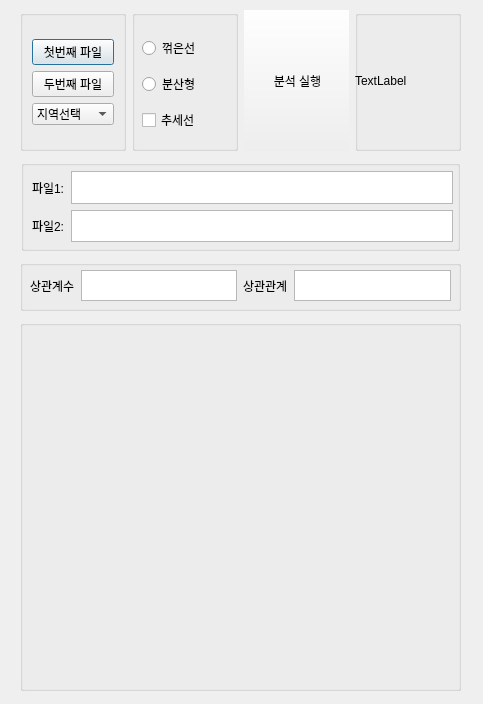
Above: FireUI.ui from woong020/Fire before the change. Below: the same form after it.
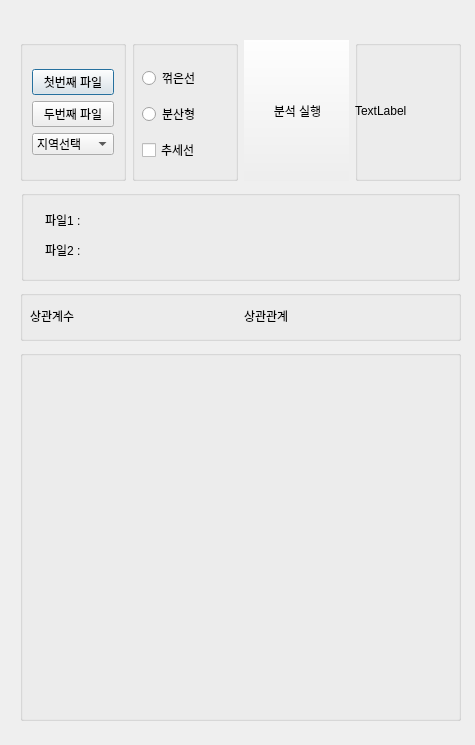
That is the form after the change.

```diff
--- a/FireUI.ui
+++ b/FireUI.ui
@@ -6,8 +6,8 @@
    <rect>
     <x>0</x>
     <y>0</y>
-    <width>483</width>
-    <height>704</height>
+    <width>475</width>
+    <height>745</height>
    </rect>
   </property>
   <property name="minimumSize">
@@ -23,7 +23,7 @@
    <property name="geometry">
     <rect>
      <x>21</x>
-     <y>160</y>
+     <y>190</y>
      <width>439</width>
      <height>91</height>
     </rect>
@@ -31,52 +31,64 @@
    <property name="title">
     <string/>
    </property>
-   <widget class="QWidget" name="">
+   <widget class="QLabel" name="labelgetFILE2">
     <property name="geometry">
      <rect>
-      <x>11</x>
-      <y>11</y>
-      <width>421</width>
-      <height>71</height>
+      <x>70</x>
+      <y>50</y>
+      <width>341</width>
+      <height>16</height>
      </rect>
     </property>
-    <layout class="QVBoxLayout" name="verticalLayout_4">
-     <item>
-      <layout class="QHBoxLayout" name="horizontalLayout_4">
-       <item>
-        <widget class="QLabel" name="label_FILE1">
-         <property name="text">
-          <string>파일1:</string>
-         </property>
-        </widget>
-       </item>
-       <item>
-        <widget class="QTableWidget" name="tableWidget"/>
-       </item>
-      </layout>
-     </item>
-     <item>
-      <layout class="QHBoxLayout" name="horizontalLayout_2">
-       <item>
-        <widget class="QLabel" name="label_FILE2">
-         <property name="text">
-          <string>파일2:</string>
-         </property>
-        </widget>
-       </item>
-       <item>
-        <widget class="QTableWidget" name="tableWidget_2"/>
-       </item>
-      </layout>
-     </item>
-    </layout>
+    <property name="text">
+     <string/>
+    </property>
+   </widget>
+   <widget class="QLabel" name="label_FILE1">
+    <property name="geometry">
+     <rect>
+      <x>24</x>
+      <y>20</y>
+      <width>41</width>
+      <height>20</height>
+     </rect>
+    </property>
+    <property name="text">
+     <string>파일1 :</string>
+    </property>
+   </widget>
+   <widget class="QLabel" name="labelgetFILE1">
+    <property name="geometry">
+     <rect>
+      <x>70</x>
+      <y>20</y>
+      <width>341</width>
+      <height>16</height>
+     </rect>
+    </property>
+    <property name="text">
+     <string/>
+    </property>
+   </widget>
+   <widget class="QLabel" name="label_FILE2">
+    <property name="geometry">
+     <rect>
+      <x>24</x>
+      <y>50</y>
+      <width>41</width>
+      <height>20</height>
+     </rect>
+    </property>
+    <property name="text">
+     <string>파일2 :</string>
+    </property>
    </widget>
   </widget>
   <widget class="QGroupBox" name="groupBox_GRAPH">
    <property name="geometry">
     <rect>
      <x>20</x>
-     <y>320</y>
+     <y>350</y>
      <width>441</width>
      <height>371</height>
     </rect>
@@ -99,7 +111,7 @@
    <property name="geometry">
     <rect>
      <x>20</x>
-     <y>260</y>
+     <y>290</y>
      <width>441</width>
      <height>51</height>
     </rect>
@@ -107,7 +119,7 @@
    <property name="title">
     <string/>
    </property>
-   <widget class="QWidget" name="">
+   <widget class="QWidget" name="layoutWidget">
     <property name="geometry">
      <rect>
       <x>10</x>
@@ -127,7 +139,11 @@
         </widget>
        </item>
        <item>
-        <widget class="QTableWidget" name="tableWidget_3"/>
+        <widget class="QLabel" name="labelgetCOE">
+         <property name="text">
+          <string/>
+         </property>
+        </widget>
        </item>
       </layout>
      </item>
@@ -141,7 +157,11 @@
         </widget>
        </item>
        <item>
-        <widget class="QTableWidget" name="tableWidget_4"/>
+        <widget class="QLabel" name="labelgetREL">
+         <property name="text">
+          <string/>
+         </property>
+        </widget>
        </item>
       </layout>
      </item>
@@ -152,7 +172,7 @@
    <property name="geometry">
     <rect>
      <x>20</x>
-     <y>10</y>
+     <y>40</y>
      <width>441</width>
      <height>141</height>
     </rect>
```
